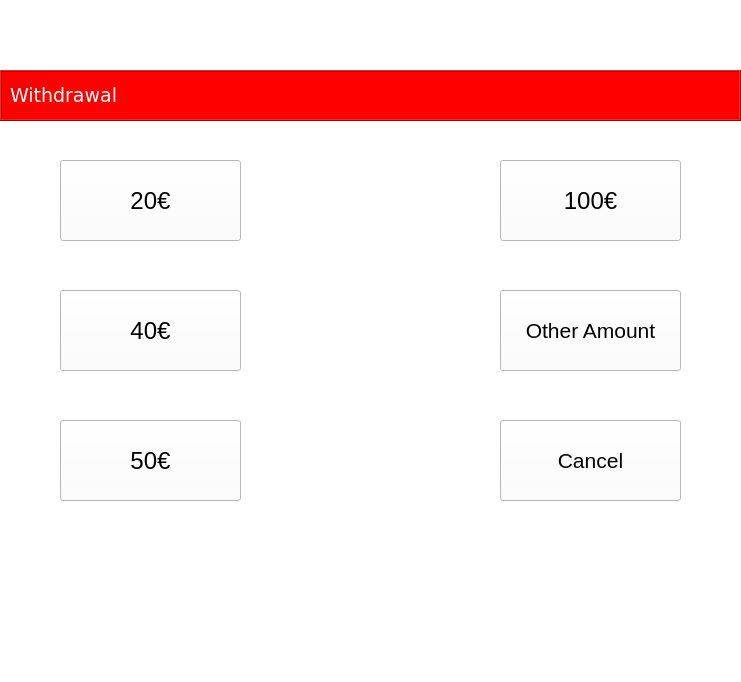
This is ATM/withdrawAmount.ui in tvt20kmo-ohjelmistokehitysprojekti/Group7 as Qt 5 draws it before an edit. The edited form follows.
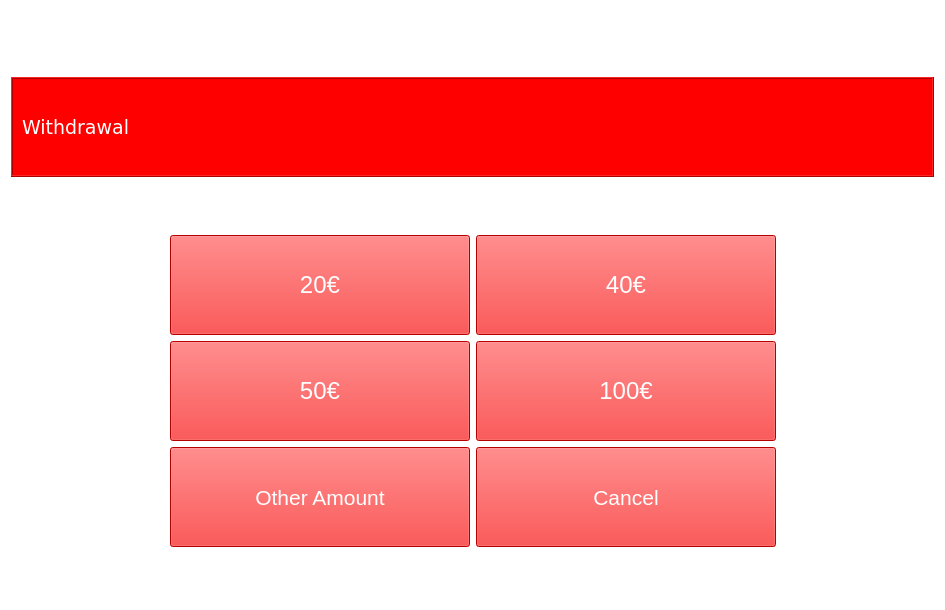
This is the edited form. Icons and pictures are not drawn.

```diff
--- a/ATM/withdrawAmount.ui
+++ b/ATM/withdrawAmount.ui
@@ -6,8 +6,8 @@
    <rect>
     <x>0</x>
     <y>0</y>
-    <width>741</width>
-    <height>682</height>
+    <width>945</width>
+    <height>610</height>
    </rect>
   </property>
   <property name="windowTitle">
@@ -16,122 +16,26 @@
   <property name="styleSheet">
    <string notr="true">background-color:white;</string>
   </property>
-  <widget class="QPushButton" name="twentyBtn">
-   <property name="geometry">
-    <rect>
-     <x>60</x>
-     <y>160</y>
-     <width>181</width>
-     <height>81</height>
-    </rect>
-   </property>
-   <property name="font">
-    <font>
-     <pointsize>18</pointsize>
-    </font>
-   </property>
-   <property name="text">
-    <string>20€</string>
-   </property>
-  </widget>
-  <widget class="QPushButton" name="hundredBtn">
-   <property name="geometry">
-    <rect>
-     <x>500</x>
-     <y>160</y>
-     <width>181</width>
-     <height>81</height>
-    </rect>
-   </property>
-   <property name="font">
-    <font>
-     <pointsize>18</pointsize>
-    </font>
-   </property>
-   <property name="text">
-    <string>100€</string>
-   </property>
-  </widget>
-  <widget class="QPushButton" name="fourtyBtn">
-   <property name="geometry">
-    <rect>
-     <x>60</x>
-     <y>290</y>
-     <width>181</width>
-     <height>81</height>
-    </rect>
-   </property>
-   <property name="font">
-    <font>
-     <pointsize>18</pointsize>
-    </font>
-   </property>
-   <property name="text">
-    <string>40€</string>
-   </property>
-  </widget>
-  <widget class="QPushButton" name="otherBtn">
-   <property name="geometry">
-    <rect>
-     <x>500</x>
-     <y>290</y>
-     <width>181</width>
-     <height>81</height>
-    </rect>
-   </property>
-   <property name="font">
-    <font>
-     <pointsize>16</pointsize>
-    </font>
-   </property>
-   <property name="text">
-    <string>Other Amount</string>
-   </property>
-  </widget>
-  <widget class="QPushButton" name="fiftyBtn">
-   <property name="geometry">
-    <rect>
-     <x>60</x>
-     <y>420</y>
-     <width>181</width>
-     <height>81</height>
-    </rect>
-   </property>
-   <property name="font">
-    <font>
-     <pointsize>18</pointsize>
-    </font>
-   </property>
-   <property name="text">
-    <string>50€</string>
-   </property>
-  </widget>
-  <widget class="QPushButton" name="cancelBtn">
-   <property name="geometry">
-    <rect>
-     <x>500</x>
-     <y>420</y>
-     <width>181</width>
-     <height>81</height>
-    </rect>
-   </property>
-   <property name="font">
-    <font>
-     <pointsize>16</pointsize>
-    </font>
-   </property>
-   <property name="text">
-    <string>Cancel</string>
-   </property>
-  </widget>
+  <layout class="QGridLayout" name="gridLayout_2">
+   <item row="0" column="0" colspan="2">
   <widget class="QLabel" name="imgLbl">
-   <property name="geometry">
-    <rect>
-     <x>10</x>
-     <y>5</y>
-     <width>191</width>
-     <height>61</height>
-    </rect>
+     <property name="sizePolicy">
+      <sizepolicy hsizetype="Minimum" vsizetype="Minimum">
+       <horstretch>0</horstretch>
+       <verstretch>0</verstretch>
+      </sizepolicy>
+     </property>
+     <property name="minimumSize">
+      <size>
+       <width>923</width>
+       <height>60</height>
+      </size>
+     </property>
+     <property name="maximumSize">
+      <size>
+       <width>923</width>
+       <height>60</height>
+      </size>
    </property>
    <property name="frameShape">
     <enum>QFrame::NoFrame</enum>
@@ -146,14 +50,169 @@
     <pixmap>ATM_Logo.bmp</pixmap>
    </property>
   </widget>
+   </item>
+   <item row="2" column="0" colspan="2" alignment="Qt::AlignHCenter">
+    <widget class="QLabel" name="label">
+     <property name="text">
+      <string/>
+     </property>
+    </widget>
+   </item>
+   <item row="7" column="0" alignment="Qt::AlignRight">
+    <widget class="QPushButton" name="fiftyBtn">
+     <property name="sizePolicy">
+      <sizepolicy hsizetype="Minimum" vsizetype="Minimum">
+       <horstretch>0</horstretch>
+       <verstretch>0</verstretch>
+      </sizepolicy>
+     </property>
+     <property name="minimumSize">
+      <size>
+       <width>300</width>
+       <height>100</height>
+      </size>
+     </property>
+     <property name="maximumSize">
+      <size>
+       <width>300</width>
+       <height>100</height>
+      </size>
+     </property>
+     <property name="font">
+      <font>
+       <pointsize>18</pointsize>
+      </font>
+     </property>
+     <property name="styleSheet">
+      <string notr="true">color: rgb(255, 255, 255);
+background-color: red;</string>
+     </property>
+     <property name="text">
+      <string>50€</string>
+     </property>
+    </widget>
+   </item>
+   <item row="9" column="0" alignment="Qt::AlignRight">
+    <widget class="QPushButton" name="otherBtn">
+     <property name="sizePolicy">
+      <sizepolicy hsizetype="Minimum" vsizetype="Minimum">
+       <horstretch>0</horstretch>
+       <verstretch>0</verstretch>
+      </sizepolicy>
+     </property>
+     <property name="minimumSize">
+      <size>
+       <width>300</width>
+       <height>100</height>
+      </size>
+     </property>
+     <property name="maximumSize">
+      <size>
+       <width>300</width>
+       <height>100</height>
+      </size>
+     </property>
+     <property name="font">
+      <font>
+       <pointsize>16</pointsize>
+      </font>
+     </property>
+     <property name="styleSheet">
+      <string notr="true">color: rgb(255, 255, 255);
+background-color: red;</string>
+     </property>
+     <property name="text">
+      <string>Other Amount</string>
+     </property>
+    </widget>
+   </item>
+   <item row="4" column="0" alignment="Qt::AlignRight">
+    <widget class="QPushButton" name="twentyBtn">
+     <property name="sizePolicy">
+      <sizepolicy hsizetype="Minimum" vsizetype="Minimum">
+       <horstretch>0</horstretch>
+       <verstretch>0</verstretch>
+      </sizepolicy>
+     </property>
+     <property name="minimumSize">
+      <size>
+       <width>300</width>
+       <height>100</height>
+      </size>
+     </property>
+     <property name="maximumSize">
+      <size>
+       <width>300</width>
+       <height>100</height>
+      </size>
+     </property>
+     <property name="font">
+      <font>
+       <pointsize>18</pointsize>
+      </font>
+     </property>
+     <property name="styleSheet">
+      <string notr="true">color: rgb(255, 255, 255);
+background-color: red;</string>
+     </property>
+     <property name="text">
+      <string>20€</string>
+     </property>
+    </widget>
+   </item>
+   <item row="9" column="1" alignment="Qt::AlignLeft">
+    <widget class="QPushButton" name="cancelBtn">
+     <property name="sizePolicy">
+      <sizepolicy hsizetype="Minimum" vsizetype="Minimum">
+       <horstretch>0</horstretch>
+       <verstretch>0</verstretch>
+      </sizepolicy>
+     </property>
+     <property name="minimumSize">
+      <size>
+       <width>300</width>
+       <height>100</height>
+      </size>
+     </property>
+     <property name="maximumSize">
+      <size>
+       <width>300</width>
+       <height>100</height>
+      </size>
+     </property>
+     <property name="font">
+      <font>
+       <pointsize>16</pointsize>
+      </font>
+     </property>
+     <property name="styleSheet">
+      <string notr="true">color: rgb(255, 255, 255);
+background-color: red;</string>
+     </property>
+     <property name="text">
+      <string>Cancel</string>
+     </property>
+    </widget>
+   </item>
+   <item row="1" column="0" colspan="2">
   <widget class="QFrame" name="frame">
-   <property name="geometry">
-    <rect>
-     <x>0</x>
-     <y>70</y>
-     <width>741</width>
-     <height>51</height>
-    </rect>
+     <property name="sizePolicy">
+      <sizepolicy hsizetype="Minimum" vsizetype="Minimum">
+       <horstretch>0</horstretch>
+       <verstretch>0</verstretch>
+      </sizepolicy>
+     </property>
+     <property name="minimumSize">
+      <size>
+       <width>400</width>
+       <height>100</height>
+      </size>
+     </property>
+     <property name="maximumSize">
+      <size>
+       <width>16777215</width>
+       <height>100</height>
+      </size>
    </property>
    <property name="palette">
     <palette>
@@ -293,6 +352,15 @@
         </color>
        </brush>
       </colorrole>
+        <colorrole role="PlaceholderText">
+         <brush brushstyle="NoBrush">
+          <color alpha="128">
+           <red>0</red>
+           <green>0</green>
+           <blue>0</blue>
+          </color>
+         </brush>
+        </colorrole>
      </active>
      <inactive>
       <colorrole role="WindowText">
@@ -430,6 +498,15 @@
         </color>
        </brush>
       </colorrole>
+        <colorrole role="PlaceholderText">
+         <brush brushstyle="NoBrush">
+          <color alpha="128">
+           <red>0</red>
+           <green>0</green>
+           <blue>0</blue>
+          </color>
+         </brush>
+        </colorrole>
      </inactive>
      <disabled>
       <colorrole role="WindowText">
@@ -567,6 +644,15 @@
         </color>
        </brush>
       </colorrole>
+        <colorrole role="PlaceholderText">
+         <brush brushstyle="NoBrush">
+          <color alpha="128">
+           <red>0</red>
+           <green>0</green>
+           <blue>0</blue>
+          </color>
+         </brush>
+        </colorrole>
      </disabled>
     </palette>
    </property>
@@ -582,15 +668,9 @@
    <property name="frameShadow">
     <enum>QFrame::Raised</enum>
    </property>
+     <layout class="QGridLayout" name="gridLayout">
+      <item row="0" column="0">
    <widget class="QLabel" name="nameLbl">
-    <property name="geometry">
-     <rect>
-      <x>10</x>
-      <y>10</y>
-      <width>521</width>
-      <height>31</height>
-     </rect>
-    </property>
     <property name="font">
      <font>
       <family>Verdana</family>
@@ -607,7 +687,86 @@
      <enum>Qt::AutoText</enum>
     </property>
    </widget>
-  </widget>
+      </item>
+     </layout>
+    </widget>
+   </item>
+   <item row="10" column="0" colspan="2" alignment="Qt::AlignHCenter">
+    <widget class="QLabel" name="label_2">
+     <property name="text">
+      <string/>
+     </property>
+    </widget>
+   </item>
+   <item row="7" column="1" alignment="Qt::AlignLeft">
+    <widget class="QPushButton" name="hundredBtn">
+     <property name="sizePolicy">
+      <sizepolicy hsizetype="Minimum" vsizetype="Minimum">
+       <horstretch>0</horstretch>
+       <verstretch>0</verstretch>
+      </sizepolicy>
+     </property>
+     <property name="minimumSize">
+      <size>
+       <width>300</width>
+       <height>100</height>
+      </size>
+     </property>
+     <property name="maximumSize">
+      <size>
+       <width>300</width>
+       <height>100</height>
+      </size>
+     </property>
+     <property name="font">
+      <font>
+       <pointsize>18</pointsize>
+      </font>
+     </property>
+     <property name="styleSheet">
+      <string notr="true">color: rgb(255, 255, 255);
+background-color: red;</string>
+     </property>
+     <property name="text">
+      <string>100€</string>
+     </property>
+    </widget>
+   </item>
+   <item row="4" column="1" alignment="Qt::AlignLeft">
+    <widget class="QPushButton" name="fourtyBtn">
+     <property name="sizePolicy">
+      <sizepolicy hsizetype="Minimum" vsizetype="Minimum">
+       <horstretch>0</horstretch>
+       <verstretch>0</verstretch>
+      </sizepolicy>
+     </property>
+     <property name="minimumSize">
+      <size>
+       <width>300</width>
+       <height>100</height>
+      </size>
+     </property>
+     <property name="maximumSize">
+      <size>
+       <width>300</width>
+       <height>100</height>
+      </size>
+     </property>
+     <property name="font">
+      <font>
+       <pointsize>18</pointsize>
+      </font>
+     </property>
+     <property name="styleSheet">
+      <string notr="true">color: rgb(255, 255, 255);
+background-color: red;</string>
+     </property>
+     <property name="text">
+      <string>40€</string>
+     </property>
+    </widget>
+   </item>
+  </layout>
  </widget>
  <resources/>
  <connections/>
```
Lines whose indentation alone changed are shown as unchanged.
